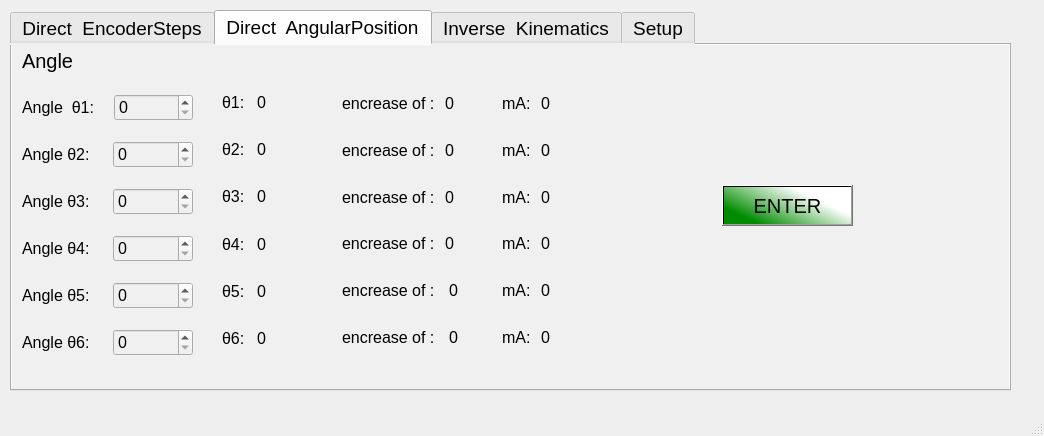
Above: pyUi/ScorbotUI/pyqtLib/qtfiles/UiClass.ui from Alfystar/Scorbot-CA before the change. Below: the same form after it.
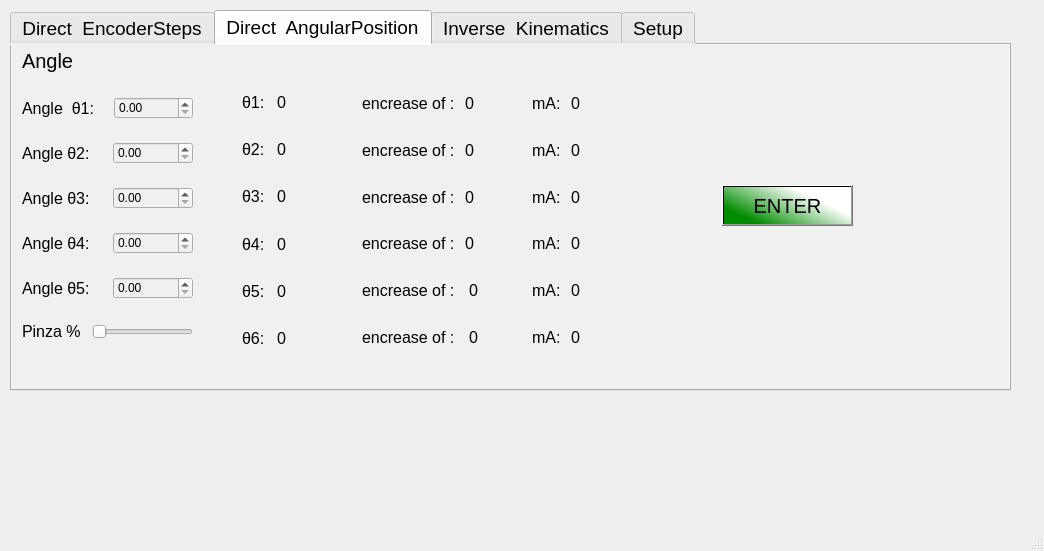
That is the form after the change. The open tabs and pages were chosen to show the change. Icons and pictures are not drawn.

Commit message: Aggiornamento pagina 3

```diff
--- a/pyUi/ScorbotUI/pyqtLib/qtfiles/UiClass.ui
+++ b/pyUi/ScorbotUI/pyqtLib/qtfiles/UiClass.ui
@@ -10,7 +10,7 @@
     <x>0</x>
     <y>0</y>
     <width>1044</width>
-    <height>436</height>
+    <height>551</height>
    </rect>
   </property>
   <property name="windowTitle">
@@ -997,7 +997,7 @@
      <widget class="QWidget" name="layoutWidget">
       <property name="geometry">
        <rect>
-        <x>490</x>
+        <x>520</x>
         <y>40</y>
         <width>111</width>
         <height>271</height>
@@ -1227,9 +1227,9 @@
      <widget class="QWidget" name="layoutWidget_7">
       <property name="geometry">
        <rect>
-        <x>210</x>
+        <x>230</x>
         <y>40</y>
-        <width>111</width>
+        <width>115</width>
         <height>271</height>
        </rect>
       </property>
@@ -1454,7 +1454,7 @@
         <x>10</x>
         <y>40</y>
         <width>171</width>
-        <height>281</height>
+        <height>271</height>
        </rect>
       </property>
       <layout class="QVBoxLayout" name="VEn_Dir_3">
@@ -1476,13 +1476,7 @@
           </widget>
          </item>
          <item>
-          <widget class="QSpinBox" name="AngleDir_1">
-           <property name="font">
-            <font>
-             <pointsize>12</pointsize>
-            </font>
-           </property>
-          </widget>
+          <widget class="QDoubleSpinBox" name="AngleDir_1"/>
          </item>
         </layout>
        </item>
@@ -1501,13 +1495,7 @@
           </widget>
          </item>
          <item>
-          <widget class="QSpinBox" name="AngleDir_2">
-           <property name="font">
-            <font>
-             <pointsize>12</pointsize>
-            </font>
-           </property>
-          </widget>
+          <widget class="QDoubleSpinBox" name="AngleDir_2"/>
          </item>
         </layout>
        </item>
@@ -1526,13 +1514,7 @@
           </widget>
          </item>
          <item>
-          <widget class="QSpinBox" name="AngleDir_3">
-           <property name="font">
-            <font>
-             <pointsize>12</pointsize>
-            </font>
-           </property>
-          </widget>
+          <widget class="QDoubleSpinBox" name="AngleDir_3"/>
          </item>
         </layout>
        </item>
@@ -1551,13 +1533,7 @@
           </widget>
          </item>
          <item>
-          <widget class="QSpinBox" name="AngleDir_4">
-           <property name="font">
-            <font>
-             <pointsize>12</pointsize>
-            </font>
-           </property>
-          </widget>
+          <widget class="QDoubleSpinBox" name="AngleDir_4"/>
          </item>
         </layout>
        </item>
@@ -1576,13 +1552,7 @@
           </widget>
          </item>
          <item>
-          <widget class="QSpinBox" name="AngleDir_5">
-           <property name="font">
-            <font>
-             <pointsize>12</pointsize>
-            </font>
-           </property>
-          </widget>
+          <widget class="QDoubleSpinBox" name="AngleDir_5"/>
          </item>
         </layout>
        </item>
@@ -1596,16 +1566,14 @@
             </font>
            </property>
            <property name="text">
-            <string>Angle θ6:  </string>
+            <string>Pinza %</string>
            </property>
           </widget>
          </item>
          <item>
-          <widget class="QSpinBox" name="AngleDir_6">
-           <property name="font">
-            <font>
-             <pointsize>12</pointsize>
-            </font>
+          <widget class="QSlider" name="AngleDir_6">
+           <property name="orientation">
+            <enum>Qt::Horizontal</enum>
            </property>
           </widget>
          </item>
@@ -1616,7 +1584,7 @@
      <widget class="QWidget" name="layoutWidget_8">
       <property name="geometry">
        <rect>
-        <x>330</x>
+        <x>350</x>
         <y>40</y>
         <width>141</width>
         <height>271</height>
```
Left out of the diff: 48 changed lines with no effect on the pictures. The commit also changes 1 other file.
